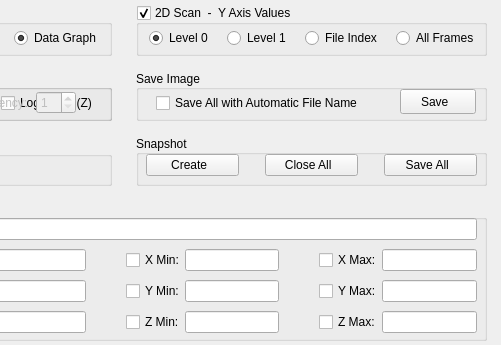
First picture: the form in slsDetectorGui/forms/form_tab_plot.ui, repository slsdetectorgroup/slsDetectorPackage, before the edit; both pictures show x 274 to 775 and y 0 to 345 of the 775 by 345 pixel window.
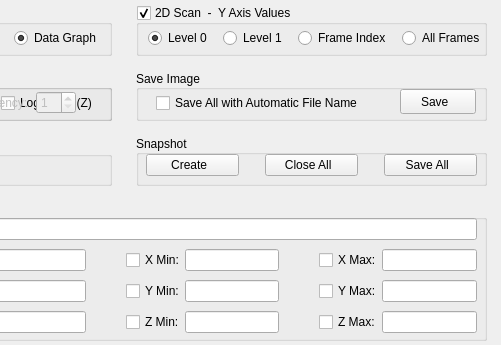
Second picture: the form after the edit. Icons and pictures are not drawn.

The edit to the form file:
```diff
--- a/slsDetectorGui/forms/form_tab_plot.ui
+++ b/slsDetectorGui/forms/form_tab_plot.ui
@@ -593,7 +593,7 @@
      <rect>
       <x>10</x>
       <y>20</y>
-      <width>337</width>
+      <width>341</width>
       <height>26</height>
      </rect>
     </property>
@@ -627,7 +627,7 @@
        </property>
        <property name="sizeHint" stdset="0">
         <size>
-         <width>11</width>
+         <width>9</width>
          <height>10</height>
         </size>
        </property>
@@ -656,7 +656,7 @@
        </property>
        <property name="sizeHint" stdset="0">
         <size>
-         <width>11</width>
+         <width>9</width>
          <height>10</height>
         </size>
        </property>
@@ -671,7 +671,7 @@
         </sizepolicy>
        </property>
        <property name="text">
-        <string>File Index</string>
+        <string>Frame Index</string>
        </property>
       </widget>
      </item>
@@ -685,7 +685,7 @@
        </property>
        <property name="sizeHint" stdset="0">
         <size>
-         <width>11</width>
+         <width>9</width>
          <height>10</height>
         </size>
        </property>
```
